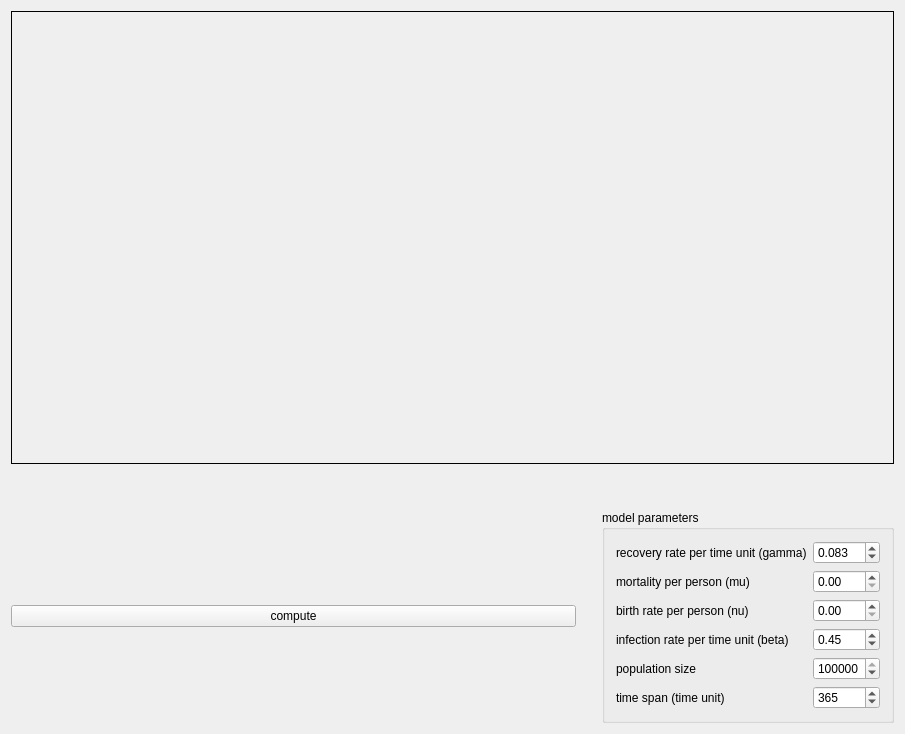
The window that ui/sir.ui (konsim83/SIR-Models) describes before a commit, drawn with Qt 5.
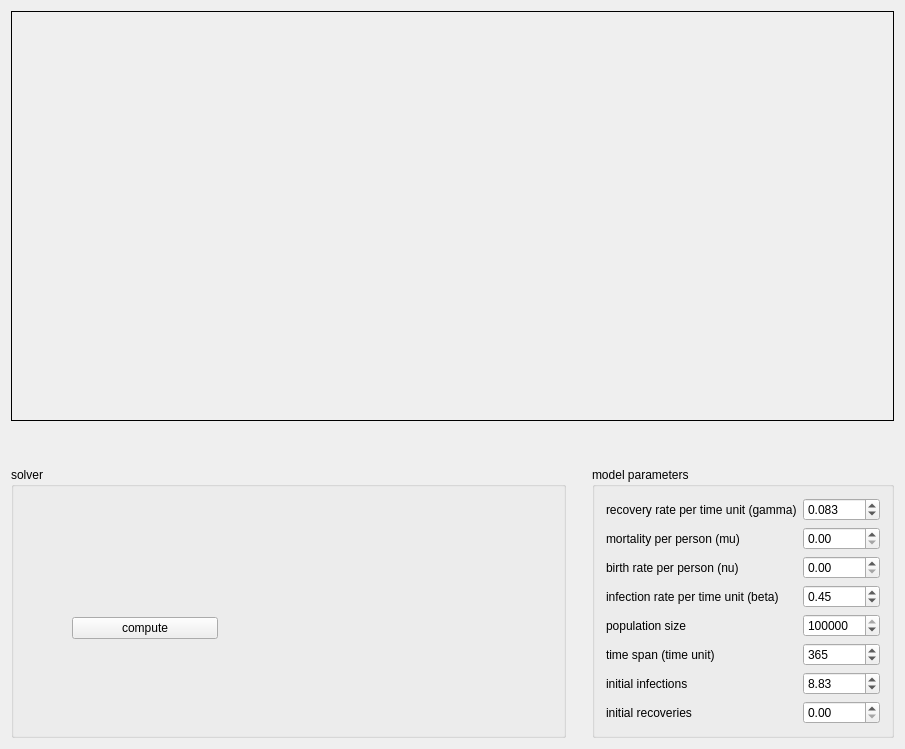
The same window after the commit.

Commit message: Changed layout again.

```diff
--- a/ui/sir.ui
+++ b/ui/sir.ui
@@ -7,7 +7,7 @@
     <x>0</x>
     <y>0</y>
     <width>905</width>
-    <height>734</height>
+    <height>749</height>
    </rect>
   </property>
   <property name="windowTitle">
@@ -51,10 +51,38 @@
      <item>
       <layout class="QHBoxLayout" name="horizontalLayout_2">
        <item>
-        <widget class="QPushButton" name="pushButtonPlay">
-         <property name="text">
-          <string>compute</string>
+        <widget class="QGroupBox" name="groupBox_solver">
+         <property name="title">
+          <string>solver</string>
          </property>
+         <widget class="QWidget" name="verticalLayoutWidget">
+          <property name="geometry">
+           <rect>
+            <x>50</x>
+            <y>110</y>
+            <width>168</width>
+            <height>103</height>
+           </rect>
+          </property>
+          <layout class="QVBoxLayout" name="verticalLayout_2">
+           <property name="sizeConstraint">
+            <enum>QLayout::SetDefaultConstraint</enum>
+           </property>
+           <item>
+            <widget class="QPushButton" name="pushButtonSolve">
+             <property name="sizePolicy">
+              <sizepolicy hsizetype="Preferred" vsizetype="Maximum">
+               <horstretch>0</horstretch>
+               <verstretch>0</verstretch>
+              </sizepolicy>
+             </property>
+             <property name="text">
+              <string>compute</string>
+             </property>
+            </widget>
+           </item>
+          </layout>
+         </widget>
         </widget>
        </item>
        <item>
@@ -196,6 +224,40 @@
             </property>
            </widget>
           </item>
+          <item row="11" column="2">
+           <widget class="QDoubleSpinBox" name="spinBox_i0">
+            <property name="maximum">
+             <double>9999.989999999999782</double>
+            </property>
+            <property name="value">
+             <double>8.830000000000000</double>
+            </property>
+           </widget>
+          </item>
+          <item row="12" column="2">
+           <widget class="QDoubleSpinBox" name="spinBox_r0">
+            <property name="maximum">
+             <double>99999.990000000005239</double>
+            </property>
+            <property name="singleStep">
+             <double>0.010000000000000</double>
+            </property>
+           </widget>
+          </item>
+          <item row="11" column="1">
+           <widget class="QLabel" name="label_i0">
+            <property name="text">
+             <string>initial infections</string>
+            </property>
+           </widget>
+          </item>
+          <item row="12" column="1">
+           <widget class="QLabel" name="label_r0">
+            <property name="text">
+             <string>initial recoveries</string>
+            </property>
+           </widget>
+          </item>
          </layout>
         </widget>
        </item>
```
Left out of the diff: 28 changed lines with no effect on the pictures. The commit also changes 1 other file.
